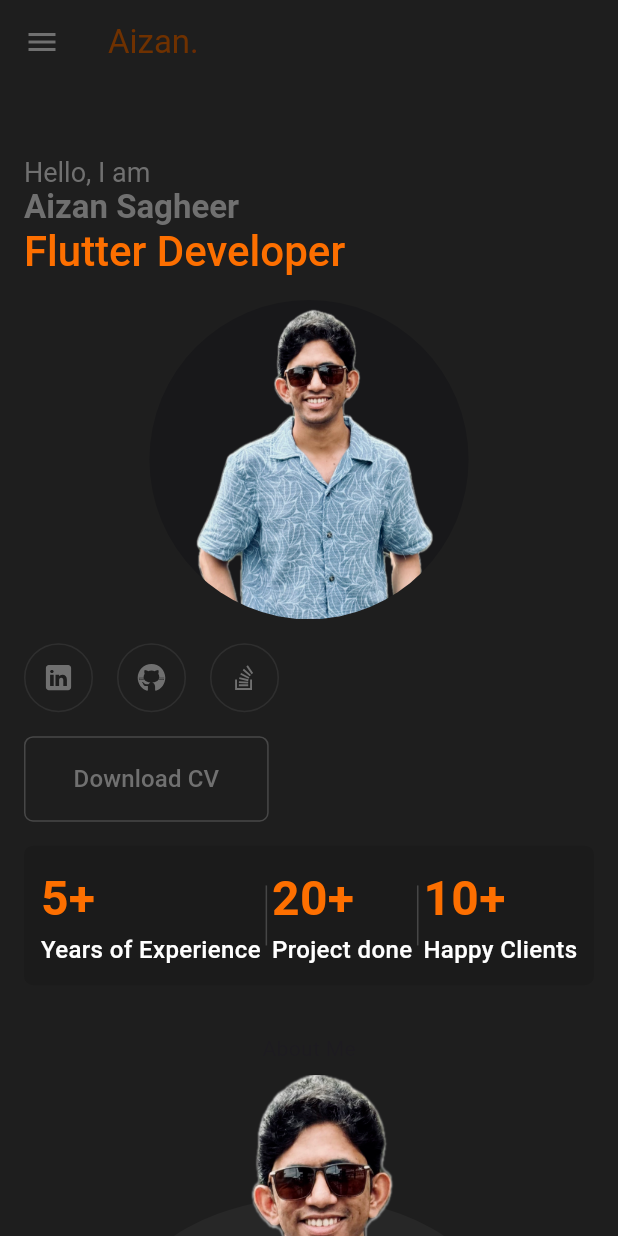
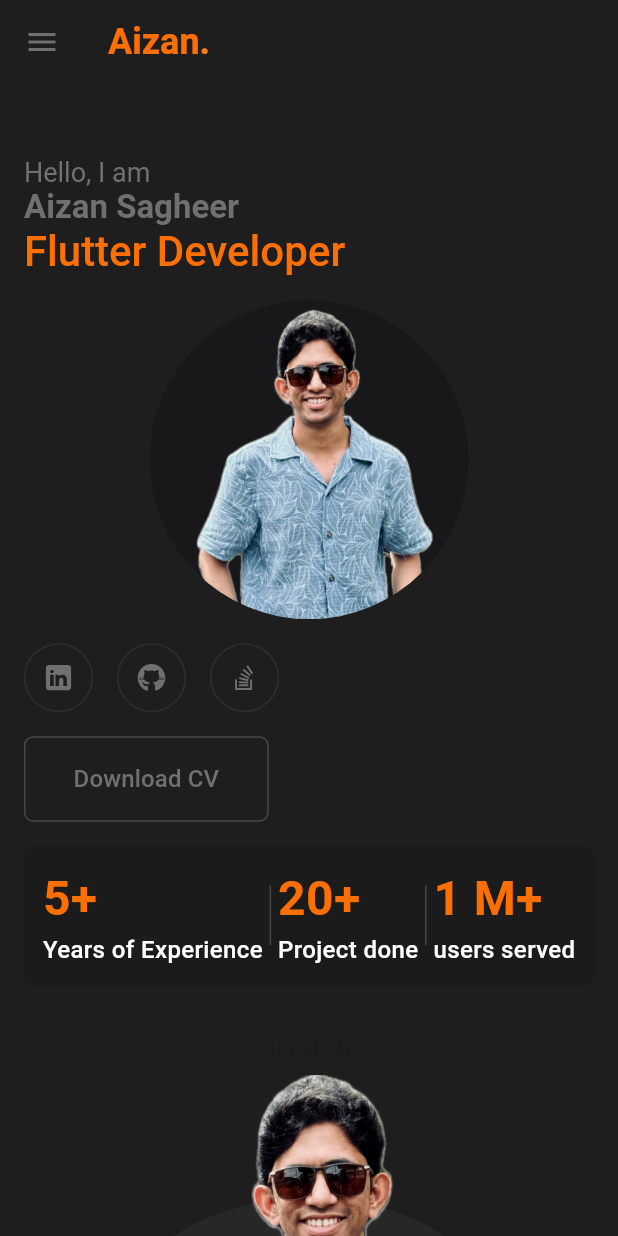
Before and after one commit to AizanSagheer/aizan_folio, a Flutter app: the screen it shows after launch, on a phone screen of 412 x 824 dp. Run offline on Flutter 3.47's test engine with Material 3 defaults, Android fonts, the phone set to English and light mode, and no system bars; our stand-ins replace flutter_svg, google_fonts, visibility_detector; missing offline and left inert: universal_html; project files that could hold a hidden picture were left out.

Commit message:
shimmer animation visibility improved

```diff
--- a/lib/views/dashboard_screen.dart
+++ b/lib/views/dashboard_screen.dart
@@ -208,7 +208,7 @@ class _DashboardScreenState extends State<DashboardScreen> {
                                         AppColors().textColor.withOpacity(0.5),
                                   ),
                                   StatItem(
-                                      count: '10+', label: 'Happy Clients'),
+                                      count: '1 M+', label: 'users served'),
                                 ],
                               ),
                             ),
@@ -461,7 +461,7 @@ class _DashboardScreenState extends State<DashboardScreen> {
                         width: 1,
                         color: AppColors().textColor.withOpacity(0.5),
                       ),
-                      StatItem(count: '10+', label: 'Happy Clients'),
+                      StatItem(count: '1 M+', label: 'users served'),
                     ],
                   ),
                 ),
--- a/lib/views/widgets/dashboard_intro_section.dart
+++ b/lib/views/widgets/dashboard_intro_section.dart
@@ -112,7 +112,7 @@ class _DashboardStatsRow extends StatelessWidget {
                 isMobile ? null : const EdgeInsets.symmetric(horizontal: 24),
             color: AppColors().textColor.withOpacity(0.5),
           ),
-          _StatItem(count: '10+', label: 'Happy Clients'),
+          _StatItem(count: '1 M+', label: 'users served'),
         ],
       ),
     );
--- a/lib/views/widgets/shimmer_logo.dart
+++ b/lib/views/widgets/shimmer_logo.dart
@@ -37,7 +37,7 @@ class _ShimmerLogoState extends State<ShimmerLogo>
             return LinearGradient(
               colors: [
                 AppColors().secondaryColor,
-                AppColors().redColor.withOpacity(0.5),
+                AppColors().whiteColor,
                 AppColors().secondaryColor,
               ],
               begin: Alignment(-1.0 + 2.0 * _controller.value, 0),
@@ -46,6 +46,11 @@ class _ShimmerLogoState extends State<ShimmerLogo>
           },
           child: Text(
             'Aizan.',
+            style: TextStyle(
+              color: AppColors().whiteColor,
+              fontSize: 24,
+              fontWeight: FontWeight.bold,
+            ),
           ),
         );
       },
```
